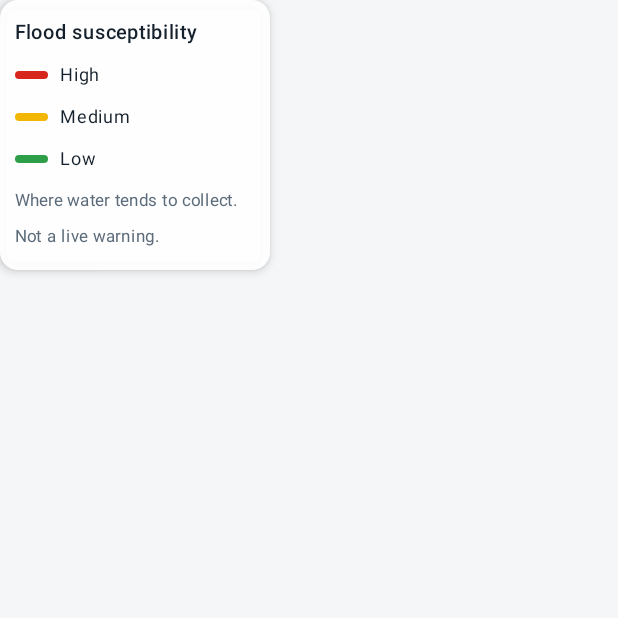
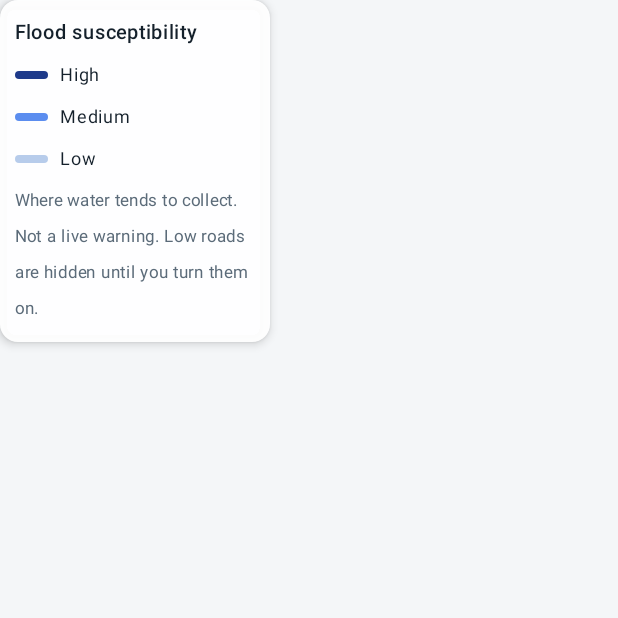
Before and after one commit to jesse-kariuki/floodguard, an Android app built with Jetpack Compose: the composable Legend shown on its own in the app's theme, on a phone screen of 412 x 824 dp, the top half of it. Run offline under Robolectric (Android 15) with nearby library versions, the phone set to English and light mode, and no system bars; 12 statements that could not run were skipped.

Commit message:
Calm the map: muted basemap and a blue susceptibility scale
Users found the red/yellow/green map overstimulating, and the same warm
colours meant both static susceptibility and live alerts.

- Show High and Medium roads by default; Low and unscored are left to
  the basemap. Medium fades in as you zoom toward street level.
- Switch the basemap from liberty to the light grey positron style.
- Susceptibility is now one blue ramp (no green, which read as safe);
  red/orange/amber are kept for live and replayed alerts only.
- Charcoal location pin, so it stays visible on blue roads.

```diff
--- a/android/app/src/main/java/ke/floodguard/app/ui/map/MapScreen.kt
+++ b/android/app/src/main/java/ke/floodguard/app/ui/map/MapScreen.kt
@@ -373,7 +373,8 @@ private fun Legend(modifier: Modifier = Modifier) {
                     Text(label, fontSize = 12.sp)
                 }
             }
-            Text("Where water tends to collect. Not a live warning.", fontSize = 11.sp, color = FgColors.Muted)
+            Text("Where water tends to collect. Not a live warning. Low roads are hidden until you turn them on.",
+                fontSize = 11.sp, color = FgColors.Muted)
         }
     }
 }
--- a/android/app/src/main/java/ke/floodguard/app/ui/map/MapViewModel.kt
+++ b/android/app/src/main/java/ke/floodguard/app/ui/map/MapViewModel.kt
@@ -58,8 +58,8 @@ class MapViewModel(private val api: ApiClient, private val roadMapFile: File) :
     private val _selection = MutableStateFlow<Selection?>(null)
     val selection: StateFlow<Selection?> = _selection
 
-    /** Tiers drawn on the map. All on by default. */
-    private val _tiers = MutableStateFlow(setOf("H", "M", "L", "U"))
+    /** Tiers drawn on the map. High and Medium by default: Low and unscored roads are left to the basemap. */
+    private val _tiers = MutableStateFlow(setOf("H", "M"))
     val tiers: StateFlow<Set<String>> = _tiers
 
     val query = MutableStateFlow("")
--- a/android/app/src/main/java/ke/floodguard/app/ui/replay/ReplayPanel.kt
+++ b/android/app/src/main/java/ke/floodguard/app/ui/replay/ReplayPanel.kt
@@ -188,7 +188,7 @@ private fun FloodChips(t: ReplayTimeline, date: LocalDate?, onPick: (LocalDate)
                 leadingIcon = {
                     Icon(if (e.detected) Icons.Default.Check else Icons.Default.Close, contentDescription =
                         if (e.detected) "caught" else "missed", Modifier.size(16.dp),
-                        tint = if (e.detected) FgColors.Low else FgColors.Danger)
+                        tint = if (e.detected) FgColors.Primary else FgColors.Danger)
                 },
                 colors = FilterChipDefaults.filterChipColors(selectedContainerColor = Color(0xFFE3EEF7)),
             )
--- a/android/app/src/main/java/ke/floodguard/app/ui/theme/Theme.kt
+++ b/android/app/src/main/java/ke/floodguard/app/ui/theme/Theme.kt
@@ -13,17 +13,19 @@ object FgColors {
     val Border = Color(0xFFDCE2E8)
     val Danger = Color(0xFFB3261E)
 
-    // Road susceptibility on the map: red = High, yellow = Medium, green = Low, grey = no data.
-    const val HIGH_HEX = "#D7261E"
-    const val MEDIUM_HEX = "#F2B705"
-    const val LOW_HEX = "#2E9E48"
-    const val NO_DATA_HEX = "#9AA4AE"
-    val High = Color(0xFFD7261E)
-    val Medium = Color(0xFFF2B705)
-    val Low = Color(0xFF2E9E48)
-    val NoData = Color(0xFF9AA4AE)
+    // Road susceptibility on the map: one calm blue ramp, dark = High, light = Low, grey = no data.
+    // Static "where water tends to collect", so it must never borrow the warm alert colours below, and Low is
+    // never green: a flood app must not paint roads as "safe".
+    const val HIGH_HEX = "#1E3A8A"
+    const val MEDIUM_HEX = "#5B8DEF"
+    const val LOW_HEX = "#B7CCEB"
+    const val NO_DATA_HEX = "#B0B7BF"
+    val High = Color(0xFF1E3A8A)
+    val Medium = Color(0xFF5B8DEF)
+    val Low = Color(0xFFB7CCEB)
+    val NoData = Color(0xFFB0B7BF)
 
-    // Replay alert levels on the map. Deliberately not the susceptibility palette: a different legend shows.
+    // Live and replayed alert levels: the only warm colours in the app, so red always means "alert".
     // "None" is pale so wet roads stand out; "unknown" is dark grey, never a reassuring colour.
     val LEVEL_HEX = listOf("#C9D3DB", "#F2C200", "#F07800", "#B3261E")    // none, watch, warning, severe
     const val UNKNOWN_HEX = "#5F6B76"
```
Also changed, not shown: android/app/src/main/java/ke/floodguard/app/ui/map/FloodMap.kt (+14 -6 lines).
